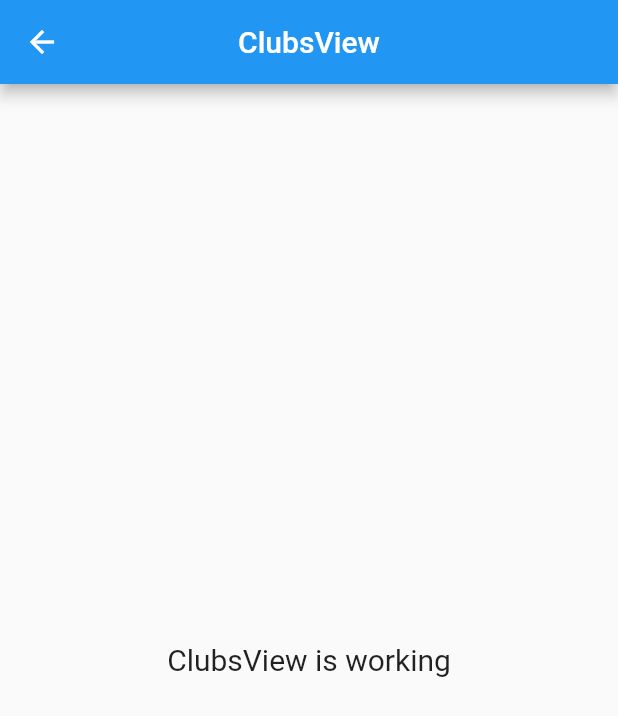
After one commit to Serkhani/ugmis, a Flutter app: the ClubsView screen opened by its route, on a phone screen of 412 x 824 dp. The commit adds this screen. Shown: the top 716 px of the screen. Run offline on Flutter 3.47's test engine with Material 2 defaults, Android fonts, the phone set to English and light mode, and no system bars; our stand-ins replace carousel_slider, get; project files that could hold a hidden picture were left out.

Commit message:
added clubs page

```diff
--- /dev/null
+++ b/lib/app/modules/clubs/views/clubs_view.dart
@@ -0,0 +1,24 @@
+import 'package:flutter/material.dart';
+
+import 'package:get/get.dart';
+
+import '../controllers/clubs_controller.dart';
+
+class ClubsView extends GetView<ClubsController> {
+  const ClubsView({Key? key}) : super(key: key);
+  @override
+  Widget build(BuildContext context) {
+    return Scaffold(
+      appBar: AppBar(
+        title: const Text('ClubsView'),
+        centerTitle: true,
+      ),
+      body: const Center(
+        child: Text(
+          'ClubsView is working',
+          style: TextStyle(fontSize: 20),
+        ),
+      ),
+    );
+  }
+}
--- a/lib/app/routes/app_pages.dart
+++ b/lib/app/routes/app_pages.dart
@@ -1,5 +1,7 @@
 import 'package:get/get.dart';
 
+import '../modules/clubs/bindings/clubs_binding.dart';
+import '../modules/clubs/views/clubs_view.dart';
 import '../modules/dashboard/bindings/dashboard_binding.dart';
 import '../modules/dashboard/views/dashboard_view.dart';
 import '../modules/home/bindings/home_binding.dart';
@@ -44,5 +46,10 @@ class AppPages {
       page: () => const DashboardView(),
       binding: DashboardBinding(),
     ),
+    GetPage(
+      name: _Paths.CLUBS,
+      page: () => const ClubsView(),
+      binding: ClubsBinding(),
+    ),
   ];
 }
--- a/lib/app/routes/app_routes.dart
+++ b/lib/app/routes/app_routes.dart
@@ -7,6 +7,7 @@ abstract class Routes {
   static const LOGIN = _Paths.LOGIN;
   static const REGISTRATION = _Paths.REGISTRATION;
   static const DASHBOARD = _Paths.DASHBOARD;
+  static const CLUBS = _Paths.CLUBS;
 }
 
 abstract class _Paths {
@@ -16,4 +17,5 @@ abstract class _Paths {
   static const LOGIN = '/login';
   static const REGISTRATION = '/registration';
   static const DASHBOARD = '/dashboard';
+  static const CLUBS = '/clubs';
 }
```
Also changed, not shown: lib/app/modules/clubs/bindings/clubs_binding.dart (added, +12 -0 lines), lib/app/modules/clubs/controllers/clubs_controller.dart (added, +23 -0 lines).
